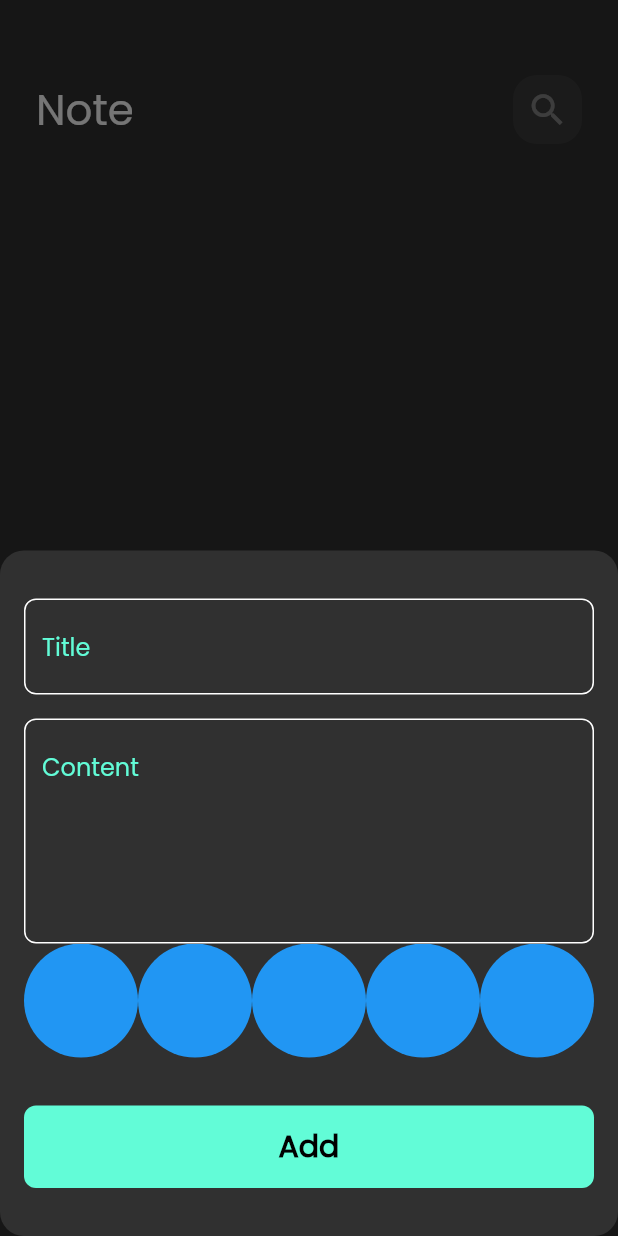
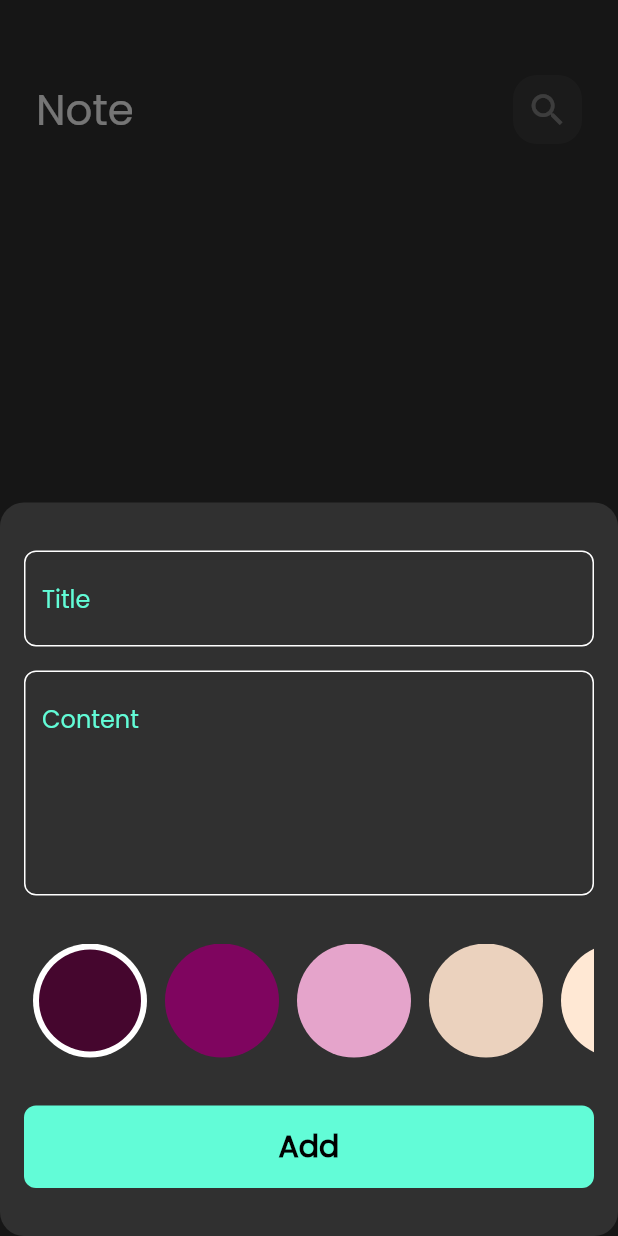
Before and after one commit to MohammedNAbdelsamea/Notes_app, a Flutter app: the screen it shows after launch, after a tap on an icon or button, on a phone screen of 412 x 824 dp. Run offline on Flutter 3.47's test engine with Material 2 defaults, Android fonts, the light colour scheme and no system bars; our stand-ins replace flutter_bloc, font_awesome_flutter, hive, hive_flutter; accounts and stored records are empty.

Commit message:
colors_list_view. part2

```diff
--- a/lib/views/widgets/add_note_form.dart
+++ b/lib/views/widgets/add_note_form.dart
@@ -46,7 +46,9 @@ class _AddNoteFormState extends State<AddNoteForm> {
             },
             hint: 'Content',
             maxLines: 5,
-          ),  ColorsListView(),
+          ),
+          const SizedBox(height: 32,),
+          ColorsListView(),
           const SizedBox(height: 32,),
 
           BlocBuilder <AddNoteCubit,AddNoteState>(
--- a/lib/views/widgets/colors_list_view.dart
+++ b/lib/views/widgets/colors_list_view.dart
@@ -2,28 +2,65 @@ import 'package:flutter/cupertino.dart';
 import 'package:flutter/material.dart';
 
 class ColorItem extends StatelessWidget {
-  const ColorItem({super.key});
+  const ColorItem({super.key, required this.isActive, required this.color});
+final bool isActive;
+final Color color;
+  @override
+  Widget build(BuildContext context) {
+    return isActive?  CircleAvatar(
+      radius: 38,
+      backgroundColor: Colors.white,
+      child: CircleAvatar(
+        radius: 34,
+        backgroundColor: color,
+      ),
+    ):
+     CircleAvatar(
+      radius: 38,
+      backgroundColor: color,
+    )
+    ;
+  }
+}
+class ColorsListView extends StatefulWidget {
+  const ColorsListView({super.key});
 
   @override
-  Widget build(BuildContext context) {
-    return const CircleAvatar(
-      radius: 38,
-      backgroundColor: Colors.blue,
-    );
-  }
+  State<ColorsListView> createState() => _ColorsListViewState();
 }
-class ColorsListView extends StatelessWidget {
-  const ColorsListView({super.key});
 
+class _ColorsListViewState extends State<ColorsListView> {
+  int curIdx=0;
+  List<Color>colors=const[
+   Color(0xff45062E),
+   Color(0xff7F055F),
+   Color(0xffE5A4CB),
+   Color(0xffEBD2BE),
+   Color(0xffFFE8D4),
+  ];
   @override
   Widget build(BuildContext context) {
     return SizedBox(
       height: 38*2,
       child: ListView.builder(
-        itemCount: 10,
+        itemCount: colors.length,
           scrollDirection: Axis.horizontal,
           itemBuilder: (context,index){
-            return const ColorItem();
+            return  Padding(
+              padding:  const EdgeInsets.symmetric(horizontal: 6),
+              child:  GestureDetector(
+                onTap: (){
+                  curIdx=index;
+                  setState(() {
+
+                  });
+                },
+                child: ColorItem(
+                  color: colors[index],
+                  isActive: curIdx==index,
+                ),
+              ),
+            );
           }
       ),
     );
```
